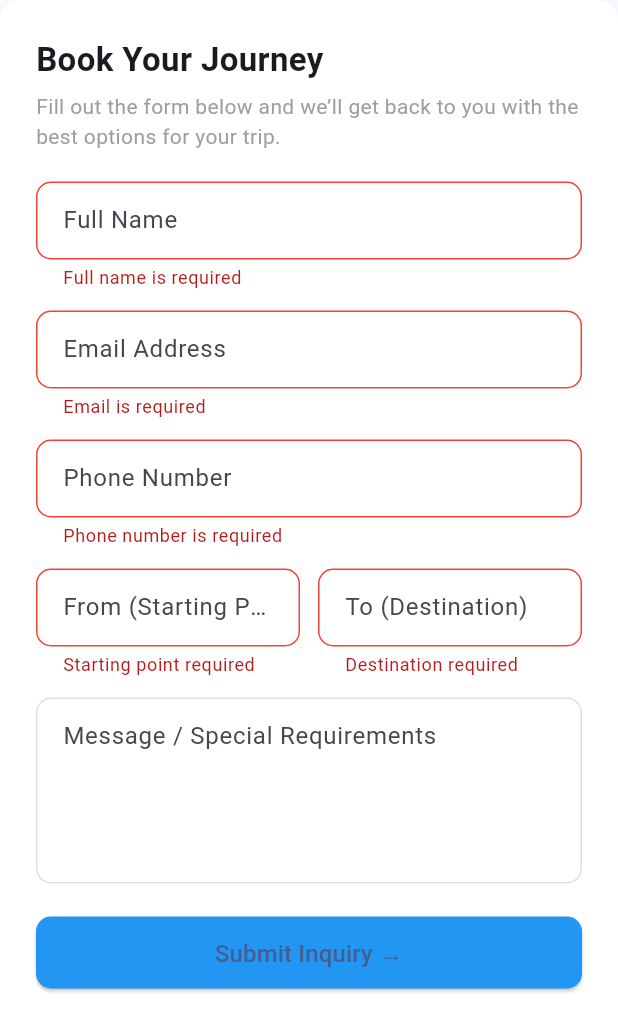
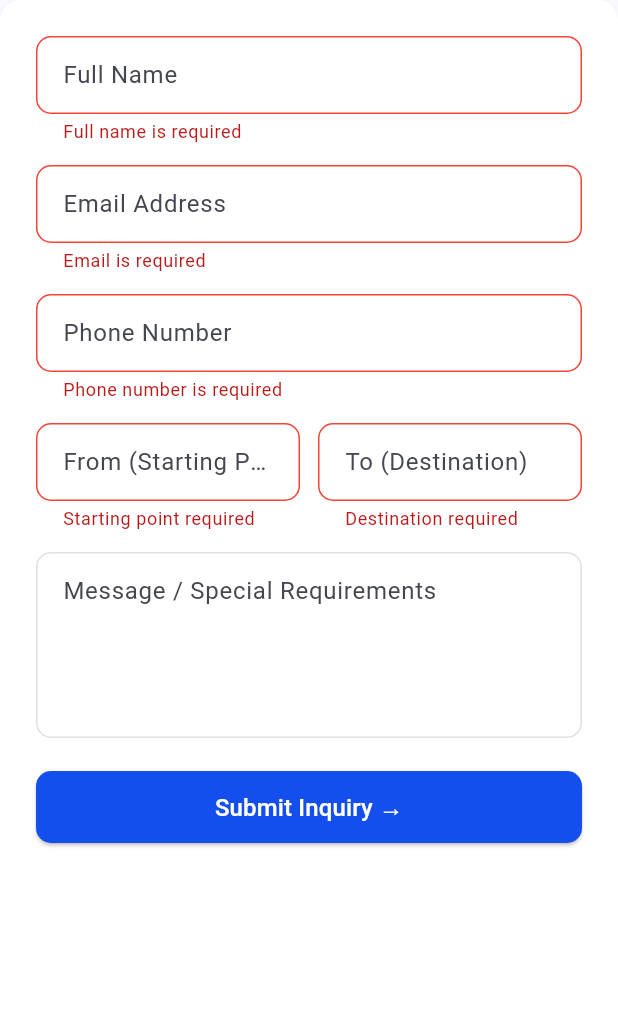
Before and after one commit to Mks30d/TannuTourAndTravels, a Flutter app: the BookJourneyForm widget shown alone on an empty page, opened directly, after a tap on "Submit Inquiry →", on a phone screen of 412 x 824 dp. Shown: the top 1031 px of the screen. Run offline on Flutter 3.47's test engine with Material 3 defaults, Android fonts, the light colour scheme and no system bars.

Commit message:
BookJourneyForm

```diff
--- a/lib/sections/book_journey_form.dart
+++ b/lib/sections/book_journey_form.dart
@@ -1,4 +1,5 @@
 import 'package:flutter/material.dart';
+import 'package:tannu_tour_and_travels/utils/colors.dart';
 
 class BookJourneyForm extends StatefulWidget {
   const BookJourneyForm({super.key});
@@ -43,7 +44,7 @@ class _BookJourneyFormState extends State<BookJourneyForm> {
       ),
       focusedBorder: OutlineInputBorder(
         borderRadius: BorderRadius.circular(10),
-        borderSide: const BorderSide(color: Colors.blue),
+        borderSide: BorderSide(color: primaryColor),
       ),
       errorBorder: OutlineInputBorder(
         borderRadius: BorderRadius.circular(10),
@@ -56,7 +57,6 @@ class _BookJourneyFormState extends State<BookJourneyForm> {
   void _submitForm() {
     if (_formKey.currentState!.validate()) {
       _formKey.currentState!.reset();
-      // ✅ All validations passed
       ScaffoldMessenger.of(context).showSnackBar(
         const SnackBar(content: Text('Inquiry submitted successfully')),
       );
@@ -67,7 +67,10 @@ class _BookJourneyFormState extends State<BookJourneyForm> {
   Widget build(BuildContext context) {
     return Center(
       child: Container(
-        width: 450,
+        // width: 450,
+        constraints: BoxConstraints(
+          // minWidth: 450,
+         maxWidth: 600),
         padding: const EdgeInsets.all(24),
         decoration: BoxDecoration(
           color: Colors.white,
@@ -85,17 +88,6 @@ class _BookJourneyFormState extends State<BookJourneyForm> {
           child: Column(
             crossAxisAlignment: CrossAxisAlignment.start,
             children: [
-              const Text(
-                'Book Your Journey',
-                style: TextStyle(fontSize: 22, fontWeight: FontWeight.bold),
-              ),
-              const SizedBox(height: 6),
-              const Text(
-                'Fill out the form below and we’ll get back to you with the best options for your trip.',
-                style: TextStyle(color: Colors.grey),
-              ),
-              const SizedBox(height: 20),
-
               /// Full Name
               TextFormField(
                 controller: _nameController,
@@ -104,8 +96,8 @@ class _BookJourneyFormState extends State<BookJourneyForm> {
                   if (value == null || value.trim().isEmpty) {
                     return 'Full name is required';
                   }
-                  if (value.trim().length < 3) {
-                    return 'Name must be at least 3 characters';
+                  if (value.trim().length < 2) {
+                    return 'Name must be at least 2 characters';
                   }
                   return null;
                 },
@@ -184,7 +176,7 @@ class _BookJourneyFormState extends State<BookJourneyForm> {
                 maxLines: 4,
                 decoration: _inputDecoration('Message / Special Requirements'),
                 validator: (value) {
-                  if (value != null && value.isNotEmpty && value.length < 10) {
+                  if (value != null && value.isNotEmpty && value.length < 5) {
                     return 'Message should be at least 10 characters';
                   }
                   return null;
@@ -199,14 +191,14 @@ class _BookJourneyFormState extends State<BookJourneyForm> {
                 child: ElevatedButton(
                   onPressed: _submitForm,
                   style: ElevatedButton.styleFrom(
-                    backgroundColor: Colors.blue,
+                    backgroundColor: primaryColor,
                     shape: RoundedRectangleBorder(
                       borderRadius: BorderRadius.circular(10),
                     ),
                   ),
                   child: const Text(
                     'Submit Inquiry →',
-                    style: TextStyle(fontSize: 16),
+                    style: TextStyle(fontSize: 16, color: Colors.white),
                   ),
                 ),
               ),
--- a/lib/sections/our_services.dart
+++ b/lib/sections/our_services.dart
@@ -54,6 +54,12 @@ class OurServices extends StatelessWidget {
               seats: "4",
               image: "assets/images/vehicles/crysta.jpg",
               color: Colors.yellow,
+            ),
+            carCard(
+              name: "SUV",
+              seats: "5-7",
+              image: "assets/images/vehicles/suv.jpg",
+              color: Colors.cyan,
             ),
             carCard(
               name: "Luxury Car",
```
Also changed, not shown: assets/images/vehicles/suv.jpg (added), 1 other file.
